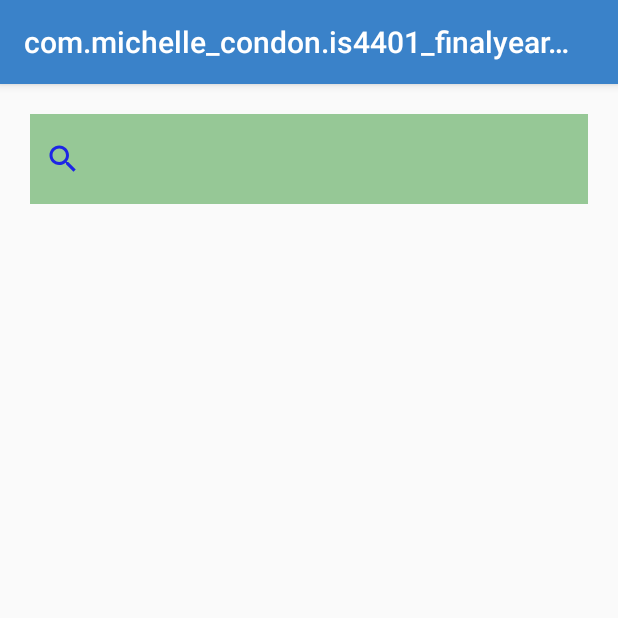
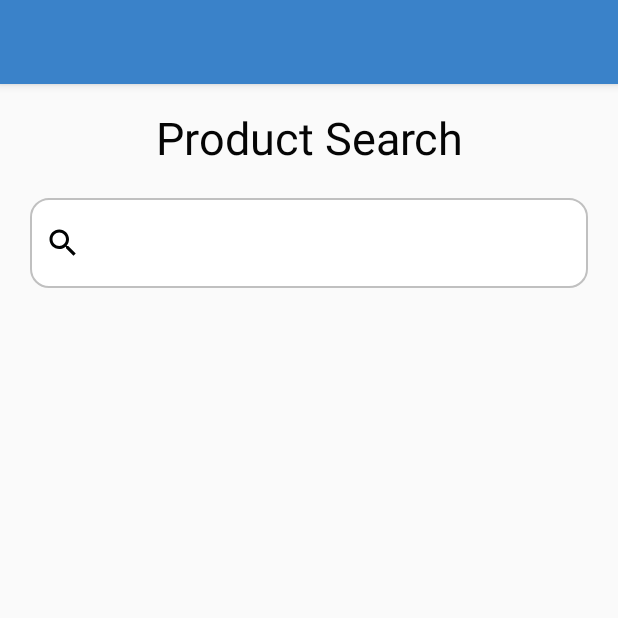
Before and after one commit to MichelleCondon/IS4401-FinalYearProject, an Android app: the ProductCheck screen opened directly, with no data from a screen before it, on a phone screen of 412 x 824 dp, the top half of it. Run offline under Robolectric (Android 15) with nearby library versions, the phone set to English and light mode, and no system bars; our stand-ins replace Firebase (no records; nobody signed in at launch, a user with empty details on screens opened directly).

Commit message:
Iteration 3- ProductCheck Re-design

```diff
--- a/app/src/main/java/com/michelle_condon/is4401_finalyearproject/ProductCheck.java
+++ b/app/src/main/java/com/michelle_condon/is4401_finalyearproject/ProductCheck.java
@@ -1,6 +1,7 @@
 package com.michelle_condon.is4401_finalyearproject;
 
 import androidx.annotation.NonNull;
+import androidx.appcompat.app.ActionBar;
 import androidx.appcompat.app.AppCompatActivity;
 
 import android.os.Bundle;
@@ -31,6 +32,12 @@ private AutoCompleteTextView txtSearch;
     protected void onCreate(Bundle savedInstanceState) {
         super.onCreate(savedInstanceState);
         setContentView(R.layout.activity_product_check);
+
+        //Removed any wording in the action bar
+        ActionBar actionBar = getSupportActionBar();
+        if (actionBar != null) {
+            actionBar.setTitle("");
+        }
 
 mref= FirebaseDatabase.getInstance().getReference("Items");
 listdata = (ListView)findViewById(R.id.listData);
--- a/app/src/main/res/drawable/ic_baseline_search_24.xml
+++ b/app/src/main/res/drawable/ic_baseline_search_24.xml
@@ -1,4 +1,4 @@
-<vector android:height="24dp" android:tint="#1D25E5"
+<vector android:height="24dp" android:tint="#010303"
     android:viewportHeight="24" android:viewportWidth="24"
     android:width="24dp" xmlns:android="http://schemas.android.com/apk/res/android">
     <path android:fillColor="@android:color/white" android:pathData="M15.5,14h-0.79l-0.28,-0.27C15.41,12.59 16,11.11 16,9.5 16,5.91 13.09,3 9.5,3S3,5.91 3,9.5 5.91,16 9.5,16c1.61,0 3.09,-0.59 4.23,-1.57l0.27,0.28v0.79l5,4.99L20.49,19l-4.99,-5zM9.5,14C7.01,14 5,11.99 5,9.5S7.01,5 9.5,5 14,7.01 14,9.5 11.99,14 9.5,14z"/>
--- a/app/src/main/res/layout/activity_product_check.xml
+++ b/app/src/main/res/layout/activity_product_check.xml
@@ -7,24 +7,39 @@
     tools:context=".ProductCheck">
 
 
+    <TextView
+        android:id="@+id/lblProductSearch"
+        android:layout_width="wrap_content"
+        android:layout_height="wrap_content"
+        android:layout_marginStart="50dp"
+        android:layout_marginEnd="50dp"
+        android:paddingTop="15dp"
+        android:layout_centerHorizontal="true"
+        android:text="@string/lblProductSearch"
+        android:textAlignment="center"
+        android:textColor="#050505"
+        android:textSize="30sp" />
+
     <AutoCompleteTextView
         android:id="@+id/txtSearch"
         android:layout_width="match_parent"
         android:layout_height="60dp"
         android:layout_margin="20dp"
+        android:layout_below="@+id/lblProductSearch"
+        android:background="@drawable/edit_text_border"
         android:padding="10dp"
-        android:drawableLeft="@drawable/ic_baseline_search_24"
-        android:background="@color/colorGreen"/>
+        android:drawableStart="@drawable/ic_baseline_search_24" />
+
 
     <ListView
         android:id="@+id/listData"
-        android:layout_width="408dp"
-        android:layout_height="532dp"
+        android:layout_width="match_parent"
+        android:layout_height="397dp"
         android:layout_below="@+id/txtSearch"
+        android:layout_alignParentBottom="true"
+        android:layout_marginTop="22dp"
         android:layout_marginEnd="3dp"
-        app:layout_constraintBottom_toBottomOf="parent"
-        app:layout_constraintEnd_toEndOf="parent"
-        app:layout_constraintStart_toStartOf="parent" />
+        android:layout_marginBottom="105dp" />
 
 
 </RelativeLayout>
--- a/app/src/main/res/values/strings.xml
+++ b/app/src/main/res/values/strings.xml
@@ -32,6 +32,7 @@
     <string name="lblEndBreak">test</string>
     <string name="txtPosition">Position</string>
     <string name="txtPhone">Phone Number</string>
+    <string name="lblProductSearch">Product Search</string>
 
 
     <string name="col1">Name</string>
```
